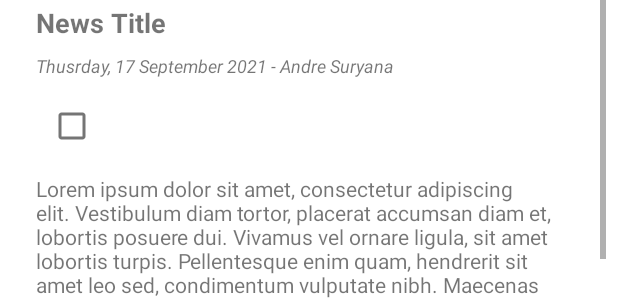
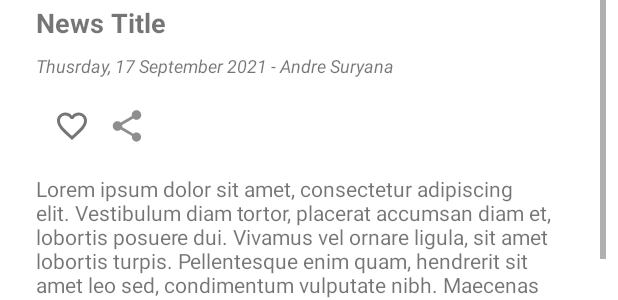
Before and after one commit to AndreSuryana/intech-android, an Android app: the layout activity_news_detail.xml on its own in the app's theme, with its tools: preview values and no code run, on a phone screen of 412 x 824 dp. Shown: the part 437-737 px from the top of the screen. Run offline under Robolectric (Android 15) with nearby library versions, the phone set to English and light mode, and no system bars.

Commit message:
Adding Share Features

```diff
--- a/app/src/main/res/layout/activity_news_detail.xml
+++ b/app/src/main/res/layout/activity_news_detail.xml
@@ -1,6 +1,5 @@
 <?xml version="1.0" encoding="utf-8"?>
 <ScrollView xmlns:android="http://schemas.android.com/apk/res/android"
-    xmlns:app="http://schemas.android.com/apk/res-auto"
     xmlns:tools="http://schemas.android.com/tools"
     android:layout_width="match_parent"
     android:layout_height="match_parent"
@@ -27,7 +26,8 @@
             android:paddingLeft="16dp"
             android:paddingRight="16dp"
             android:paddingTop="8dp"
-            android:paddingBottom="8dp" />
+            android:paddingBottom="8dp"
+            android:contentDescription="@string/news_picture"/>
 
         <TextView
             android:id="@+id/tv_news_title"
@@ -52,11 +52,28 @@
             android:textSize="12sp"
             android:textStyle="italic"/>
 
-        <CheckBox
+        <LinearLayout
             android:layout_width="wrap_content"
             android:layout_height="wrap_content"
-            android:layout_marginLeft="16dp"
-            android:layout_marginRight="16dp" />
+            android:layout_marginStart="16dp"
+            android:orientation="horizontal">
+
+            <CheckBox
+                android:id="@+id/cb_favorite"
+                android:layout_width="wrap_content"
+                android:layout_height="wrap_content"
+                android:theme="@style/FavoriteRed"
+                android:button="@drawable/selector_favorite_item" />
+
+            <Button
+                android:id="@+id/btn_share"
+                android:layout_width="25dp"
+                android:layout_height="25dp"
+                android:layout_gravity="center_vertical"
+                android:background="@drawable/ic_share"
+                android:theme="@style/ShareButton" />
+
+        </LinearLayout>
 
         <TextView
             android:id="@+id/tv_news_description"
--- a/app/src/main/res/values/themes.xml
+++ b/app/src/main/res/values/themes.xml
@@ -26,4 +26,12 @@
         <item name="colorAccent">@color/blue_dark</item>
     </style>
 
+    <style name="FavoriteRed" parent="ThemeOverlay.AppCompat">
+        <item name="colorSecondary">@android:color/holo_red_light</item>
+    </style>
+
+    <style name="ShareButton" parent="ThemeOverlay.AppCompat">
+        <item name="colorPrimary">@color/grey_dark</item>
+    </style>
+
 </resources>
```
Also changed, not shown: app/src/main/java/com/example/intech/NewsDetailActivity.kt (+29 -5 lines).
